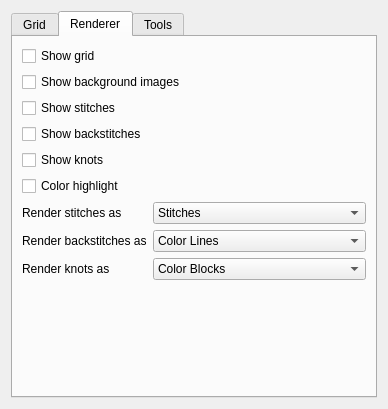
Above: ui/EditorConfigPage.ui from KDE/kxstitch before the change. Below: the same form after it.
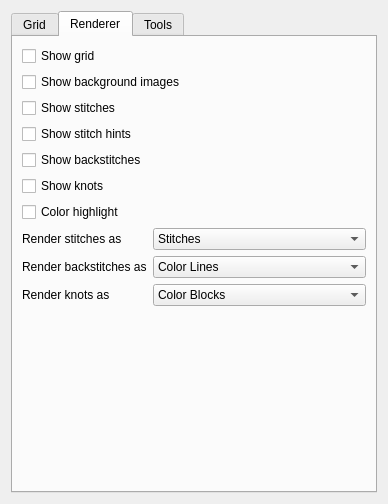
That is the form after the change. The open tabs and pages were chosen to show the change. Custom widgets are drawn as their Qt base class.

What changed in the file:
```diff
--- a/ui/EditorConfigPage.ui
+++ b/ui/EditorConfigPage.ui
@@ -7,7 +7,7 @@
     <x>0</x>
     <y>0</y>
     <width>388</width>
-    <height>361</height>
+    <height>504</height>
    </rect>
   </property>
   <property name="windowTitle">
@@ -260,6 +260,13 @@
          </property>
         </widget>
        </item>
+       <item>
+        <widget class="QCheckBox" name="kcfg_Renderer_RenderStitchHints">
+         <property name="text">
+          <string>Show stitch hints</string>
+         </property>
+        </widget>
+       </item>
        <item>
         <widget class="QCheckBox" name="kcfg_Renderer_RenderBackstitches">
          <property name="text">
@@ -438,16 +445,16 @@
   </layout>
  </widget>
  <customwidgets>
-  <customwidget>
-   <class>KColorButton</class>
-   <extends>QPushButton</extends>
-   <header>kcolorbutton.h</header>
-  </customwidget>
   <customwidget>
    <class>KComboBox</class>
    <extends>QComboBox</extends>
    <header>kcombobox.h</header>
   </customwidget>
+  <customwidget>
+   <class>KColorButton</class>
+   <extends>QPushButton</extends>
+   <header>kcolorbutton.h</header>
+  </customwidget>
  </customwidgets>
  <resources/>
  <connections/>
```
Left out of the diff: 26 changed lines with no effect on the pictures.
